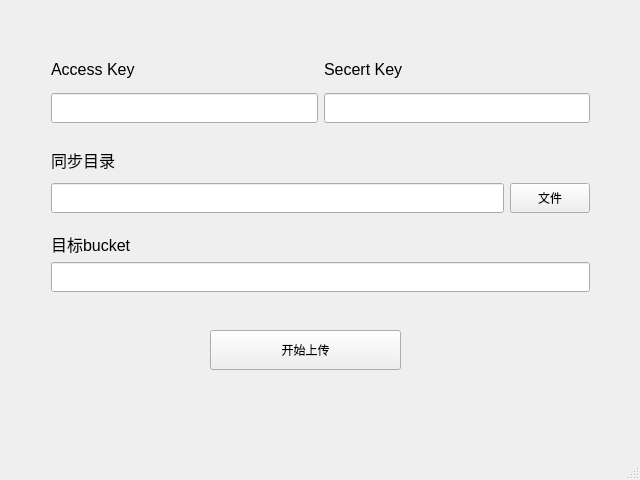
dawn520/qiniuQT, file mainwindow.ui: the form before one commit.
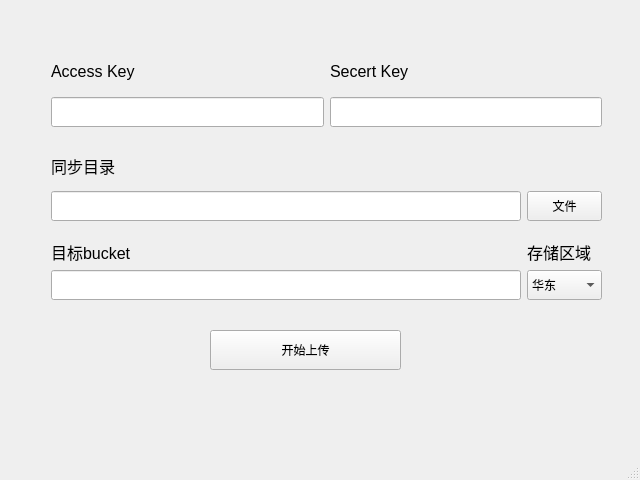
The form after the commit.

```diff
--- a/mainwindow.ui
+++ b/mainwindow.ui
@@ -25,8 +25,8 @@
      <rect>
       <x>40</x>
       <y>40</y>
-      <width>561</width>
-      <height>263</height>
+      <width>573</width>
+      <height>271</height>
      </rect>
     </property>
     <layout class="QVBoxLayout" name="verticalLayout_3">
@@ -129,12 +129,21 @@
         <layout class="QHBoxLayout" name="horizontalLayout">
          <item>
           <widget class="QLineEdit" name="DirEdit">
+           <property name="sizePolicy">
+            <sizepolicy hsizetype="Minimum" vsizetype="Fixed">
+             <horstretch>0</horstretch>
+             <verstretch>0</verstretch>
+            </sizepolicy>
+           </property>
            <property name="minimumSize">
             <size>
-             <width>200</width>
+             <width>470</width>
              <height>30</height>
             </size>
            </property>
+           <property name="readOnly">
+            <bool>true</bool>
+           </property>
           </widget>
          </item>
          <item>
@@ -155,7 +164,7 @@
       </layout>
      </item>
      <item>
-      <layout class="QVBoxLayout" name="verticalLayout_5">
+      <layout class="QVBoxLayout" name="verticalLayout_8">
        <item>
         <spacer name="horizontalSpacer_2">
          <property name="orientation">
@@ -169,25 +178,47 @@
          </property>
         </spacer>
        </item>
+      </layout>
+     </item>
+     <item>
+      <layout class="QHBoxLayout" name="horizontalLayout_5">
        <item>
-        <widget class="QLabel" name="label_4">
-         <property name="font">
-          <font>
-           <pointsize>12</pointsize>
-          </font>
-         </property>
-         <property name="text">
-          <string>目标bucket</string>
-         </property>
-        </widget>
-       </item>
-       <item>
-        <layout class="QHBoxLayout" name="horizontalLayout_3">
+        <layout class="QVBoxLayout" name="verticalLayout_5">
+         <item>
+          <widget class="QLabel" name="label_4">
+           <property name="sizePolicy">
+            <sizepolicy hsizetype="Preferred" vsizetype="Minimum">
+             <horstretch>0</horstretch>
+             <verstretch>0</verstretch>
+            </sizepolicy>
+           </property>
+           <property name="minimumSize">
+            <size>
+             <width>200</width>
+             <height>12</height>
+            </size>
+           </property>
+           <property name="font">
+            <font>
+             <pointsize>12</pointsize>
+            </font>
+           </property>
+           <property name="text">
+            <string>目标bucket</string>
+           </property>
+          </widget>
+         </item>
          <item>
           <widget class="QLineEdit" name="BucketEdit">
+           <property name="sizePolicy">
+            <sizepolicy hsizetype="Expanding" vsizetype="Fixed">
+             <horstretch>0</horstretch>
+             <verstretch>0</verstretch>
+            </sizepolicy>
+           </property>
            <property name="minimumSize">
             <size>
-             <width>200</width>
+             <width>470</width>
              <height>30</height>
             </size>
            </property>
@@ -195,6 +226,73 @@
          </item>
         </layout>
        </item>
+       <item>
+        <layout class="QVBoxLayout" name="verticalLayout_6">
+         <item>
+          <widget class="QLabel" name="label_5">
+           <property name="sizePolicy">
+            <sizepolicy hsizetype="Expanding" vsizetype="Fixed">
+             <horstretch>0</horstretch>
+             <verstretch>0</verstretch>
+            </sizepolicy>
+           </property>
+           <property name="minimumSize">
+            <size>
+             <width>20</width>
+             <height>12</height>
+            </size>
+           </property>
+           <property name="font">
+            <font>
+             <pointsize>12</pointsize>
+            </font>
+           </property>
+           <property name="text">
+            <string>存储区域</string>
+           </property>
+          </widget>
+         </item>
+         <item>
+          <widget class="QComboBox" name="location">
+           <property name="enabled">
+            <bool>true</bool>
+           </property>
+           <property name="sizePolicy">
+            <sizepolicy hsizetype="Minimum" vsizetype="Fixed">
+             <horstretch>0</horstretch>
+             <verstretch>0</verstretch>
+            </sizepolicy>
+           </property>
+           <property name="minimumSize">
+            <size>
+             <width>40</width>
+             <height>30</height>
+            </size>
+           </property>
+           <item>
+            <property name="text">
+             <string>华东</string>
+            </property>
+           </item>
+           <item>
+            <property name="text">
+             <string>华北</string>
+            </property>
+           </item>
+           <item>
+            <property name="text">
+             <string>华南</string>
+            </property>
+           </item>
+           <item>
+            <property name="text">
+             <string>北美</string>
+            </property>
+           </item>
+          </widget>
+         </item>
+        </layout>
+       </item>
       </layout>
      </item>
     </layout>
@@ -221,9 +319,9 @@
    <widget class="QWidget" name="horizontalLayoutWidget">
     <property name="geometry">
      <rect>
-      <x>353</x>
-      <y>412</y>
-      <width>283</width>
+      <x>41</x>
+      <y>421</y>
+      <width>561</width>
       <height>21</height>
      </rect>
     </property>
```
Left out of the diff: 26 changed lines with no effect on the pictures.
